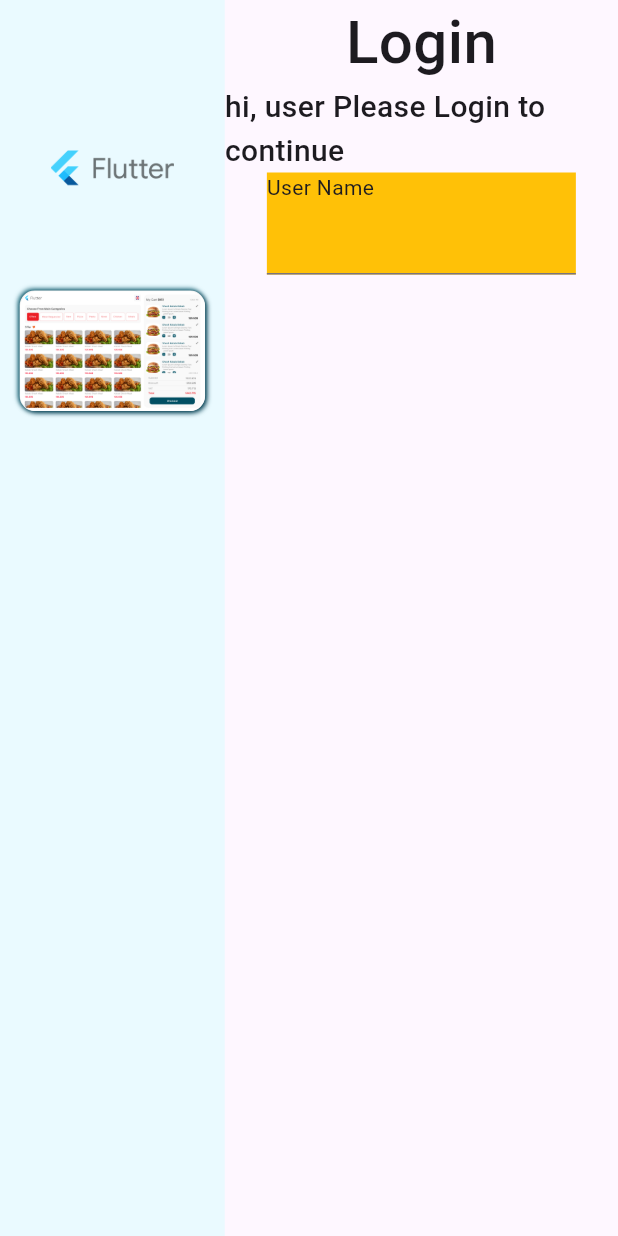
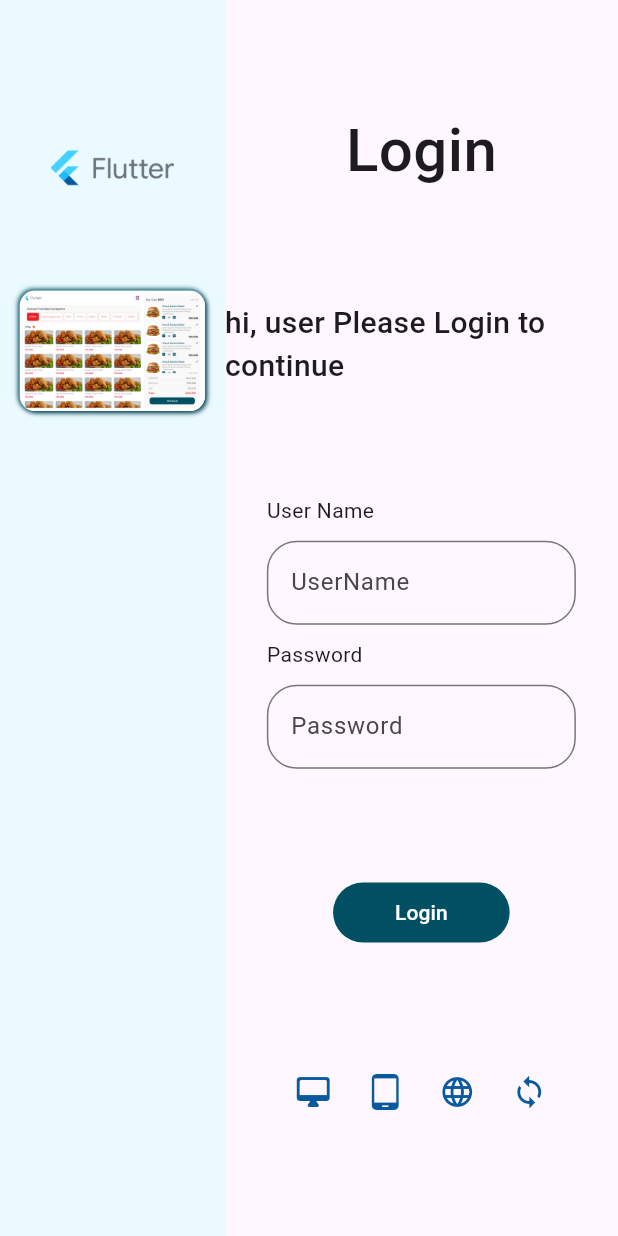
Before and after one commit to Alrawi221/talabat_pos, a Flutter app: the screen it shows after launch, on a phone screen of 412 x 824 dp. Run offline on Flutter 3.47's test engine with Material 3 defaults, Android fonts, the phone set to English and light mode, and no system bars; drawn by our look-alikes of clay_containers.

Commit message:
login and editing controller

```diff
--- a/lib/screens/login.dart
+++ b/lib/screens/login.dart
@@ -13,6 +13,15 @@ class LoginScreen extends StatefulWidget {
 }
 
 class _LoginScreenState extends State<LoginScreen> {
+  TextEditingController username = TextEditingController(text: "");
+  TextEditingController password = TextEditingController(text: "");
+  @override
+  void initState() {
+    // TODO: implement initState
+
+    super.initState();
+  }
+
   @override
   Widget build(BuildContext context) {
     return Scaffold(
@@ -56,7 +65,7 @@ class _LoginScreenState extends State<LoginScreen> {
             flex: 7,
             child: Container(
               child: Column(
-                // mainAxisAlignment: MainAxisAlignment.spaceEvenly,
+                mainAxisAlignment: MainAxisAlignment.spaceEvenly,
                 children: [
                   Text(
                     "Login",
@@ -66,8 +75,10 @@ class _LoginScreenState extends State<LoginScreen> {
                     "hi, user Please Login to continue",
                     style: StylesApp.titleDescStyle,
                   ),
+
+                  /////////////////////////////////////
                   Container(
-                    color: Colors.amber,
+                    // color: Colors.amber,
                     width: MediaQuery.of(context).size.width * 0.5,
                     child: Column(
                       crossAxisAlignment: CrossAxisAlignment.start,
@@ -78,12 +89,93 @@ class _LoginScreenState extends State<LoginScreen> {
                           "User Name",
                           style: StylesApp.normalStyle,
                         ),
-
+                        SpacesApp.spaceH_10,
+                        TextFormField(
+                          controller: username,
+                          decoration: InputDecoration(
+                            hintText: "UserName",
+                            focusedBorder: OutlineInputBorder(
+                                borderRadius: BorderRadius.circular(20),
+                                borderSide: BorderSide(
+                                  color: AppColors.primaryColor,
+                                )),
+                            border: OutlineInputBorder(
+                              borderRadius: BorderRadius.circular(20),
+                            ),
+                          ),
+                        ),
+                        SpacesApp.spaceH_10,
+                        Text(
+                          "Password",
+                          style: StylesApp.normalStyle,
+                        ),
+                        SpacesApp.spaceH_10,
                         TextFormField(
 
-                        )
+                          controller: password,
+                          decoration: InputDecoration(
+                            hintText: "Password",
+                            focusedBorder: OutlineInputBorder(
+                                borderRadius: BorderRadius.circular(20),
+                                borderSide: BorderSide(
+                                  color: AppColors.primaryColor,
+                                )),
+                            border: OutlineInputBorder(
+                              borderRadius: BorderRadius.circular(20),
+                            ),
+                          ),
+                        ),
                       ],
                     ),
+                  ),
+                  //SpacesApp.spaceH_20,
+///////////////////////////////////////////
+                  FilledButton(
+                    onPressed: () {
+                      print(username.text);
+                      print(username.text);
+                    },
+                    child: Text("Login"),
+                    style: FilledButton.styleFrom(
+                      padding: EdgeInsets.symmetric(
+                          horizontal: MediaQuery.of(context).size.width * 0.1),
+                      backgroundColor: AppColors.primaryColor,
+                    ),
+                  ),
+
+                  Row(
+                    mainAxisAlignment: MainAxisAlignment.center,
+                    crossAxisAlignment: CrossAxisAlignment.center,
+                    children: [
+                      IconButton(
+                        onPressed: () {},
+                        icon: Icon(
+                          Icons.desktop_mac_rounded,
+                          color: AppColors.theirdColor,
+                        ),
+                      ),
+                      IconButton(
+                        onPressed: () {},
+                        icon: Icon(
+                          Icons.tablet_android,
+                          color: AppColors.theirdColor,
+                        ),
+                      ),
+                      IconButton(
+                        onPressed: () {},
+                        icon: Icon(
+                          Icons.language,
+                          color: AppColors.theirdColor,
+                        ),
+                      ),
+                      IconButton(
+                        onPressed: () {},
+                        icon: Icon(
+                          Icons.sync,
+                          color: AppColors.theirdColor,
+                        ),
+                      ),
+                    ],
                   )
                 ],
               ),
--- a/lib/utils/color.dart
+++ b/lib/utils/color.dart
@@ -3,4 +3,5 @@ import 'package:flutter/material.dart';
 class AppColors {
   static Color primaryColor = Color(0xff004F62);
   static Color scondaryColor = Color(0xffF91F3E);
+  static Color theirdColor = Color(0xff095A9D);
 }
```
